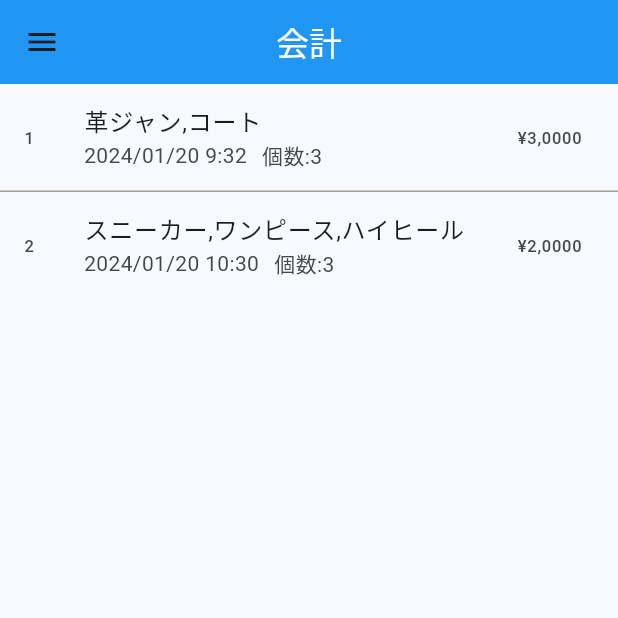
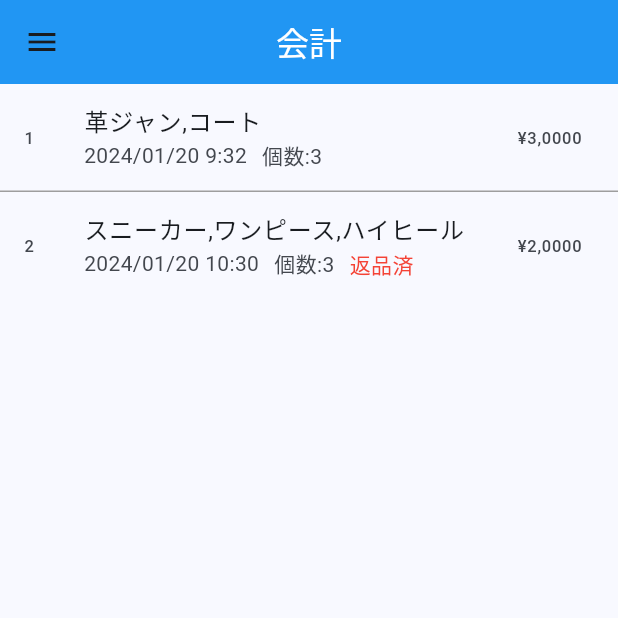
Before and after one commit to taimatu7/free_market_pos_flutter, a Flutter app: the HistoryScreen screen opened directly, on a phone screen of 412 x 824 dp, the top half of it. Run offline on Flutter 3.47's test engine with Material 3 defaults, Android fonts, the phone set to English and light mode, and no system bars; our stand-ins replace badges, flutter_riverpod.

Commit message:
update: 返品フラグを追加

```diff
--- a/lib/presentation/history/history/view/history_screen.dart
+++ b/lib/presentation/history/history/view/history_screen.dart
@@ -16,21 +16,24 @@ class _HistoryScreenState extends State<HistoryScreen> {
         String datetime,
         List<String> itemList,
         String quantity,
-        String totalPrice
+        String totalPrice,
+        bool returned,
       })> list = [
     (
       id: 1,
       datetime: "2024/01/20 9:32",
       itemList: ["革ジャン", "コート"],
       quantity: "3",
-      totalPrice: "¥3,0000"
+      totalPrice: "¥3,0000",
+      returned: false,
     ),
     (
       id: 2,
       datetime: "2024/01/20 10:30",
       itemList: ["スニーカー", "ワンピース", "ハイヒール"],
       quantity: "3",
-      totalPrice: "¥2,0000"
+      totalPrice: "¥2,0000",
+      returned: true
     ),
   ];
   @override
@@ -53,6 +56,12 @@ class _HistoryScreenState extends State<HistoryScreen> {
                       Text(list[index].datetime),
                       const SizedBox(width: 10),
                       Text("個数:${list[index].quantity}"),
+                      if (list[index].returned)
+                        const Padding(
+                          padding: EdgeInsets.only(left: 10),
+                          child:
+                              Text("返品済", style: TextStyle(color: Colors.red)),
+                        ),
                     ],
                   ),
                   trailing: Text(list[index].totalPrice),
@@ -60,7 +69,7 @@ class _HistoryScreenState extends State<HistoryScreen> {
                     showDialog(
                         context: context,
                         builder: (_) {
-                          return const HistoryDetalDialog();
+                          return HistoryDetalDialog(list[index].returned);
                         });
                   });
             },
--- a/lib/presentation/history/history/view/widgets/history_detail_dialog.dart
+++ b/lib/presentation/history/history/view/widgets/history_detail_dialog.dart
@@ -2,8 +2,8 @@ import 'package:flutter/material.dart';
 import 'package:flutter_riverpod/flutter_riverpod.dart';
 
 class HistoryDetalDialog extends ConsumerStatefulWidget {
-  const HistoryDetalDialog({Key? key}) : super(key: key);
-
+  const HistoryDetalDialog(this.returned, {Key? key}) : super(key: key);
+  final bool returned;
   @override
   HistoryDetailDialogState createState() => HistoryDetailDialogState();
 }
@@ -35,6 +35,7 @@ class HistoryDetailDialogState extends ConsumerState<HistoryDetalDialog> {
         ),
       ),
       actions: [
+        if (!widget.returned)
           TextButton(
             onPressed: () {
               Navigator.pop(context);
```
Lines whose indentation alone changed are shown as unchanged.
